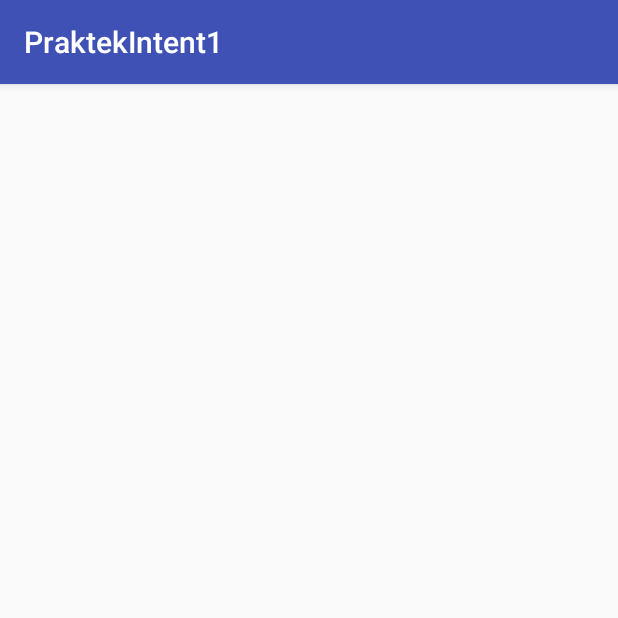
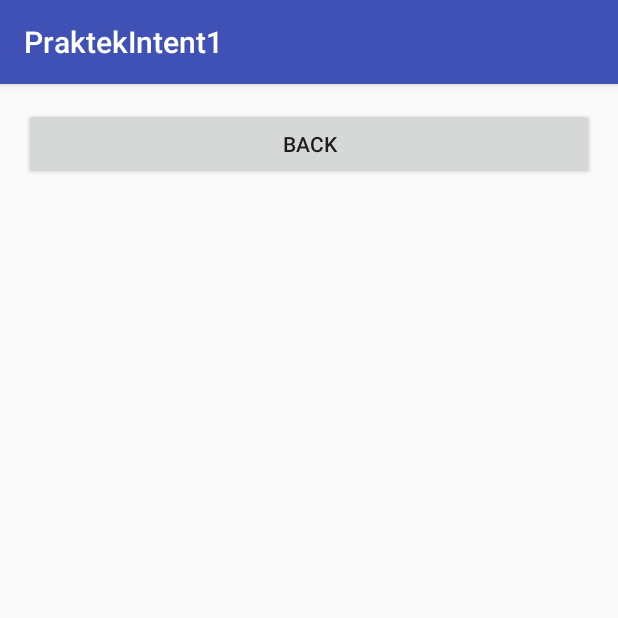
Before and after one commit to cikaandh/PraktekIntent1, an Android app: the HasilActivity screen opened directly, with no data from a screen before it, on a phone screen of 412 x 824 dp, the top half of it. Run offline under Robolectric (Android 15) with nearby library versions, the phone set to English and light mode, and no system bars.

Commit message:
onBackPressed Part 1

```diff
--- a/app/src/main/res/layout/activity_hasil.xml
+++ b/app/src/main/res/layout/activity_hasil.xml
@@ -1,5 +1,5 @@
 <?xml version="1.0" encoding="utf-8"?>
-<RelativeLayout xmlns:android="http://schemas.android.com/apk/res/android"
+<LinearLayout xmlns:android="http://schemas.android.com/apk/res/android"
     xmlns:tools="http://schemas.android.com/tools"
     android:layout_width="match_parent"
     android:layout_height="match_parent"
@@ -7,6 +7,13 @@
     android:paddingLeft="@dimen/activity_horizontal_margin"
     android:paddingRight="@dimen/activity_horizontal_margin"
     android:paddingTop="@dimen/activity_vertical_margin"
+    android:orientation="vertical"
     tools:context="id.sch.smktelkom_mlg.learn.praktekintent1.HasilActivity">
 
-</RelativeLayout>
+    <Button
+        android:layout_width="match_parent"
+        android:layout_height="wrap_content"
+        android:id="@+id/buttonBack"
+        android:text="Back"/>
+
+</LinearLayout>
```
Also changed, not shown: app/src/main/java/id/sch/smktelkom_mlg/learn/praktekintent1/HasilActivity.java (+12 -0 lines).
